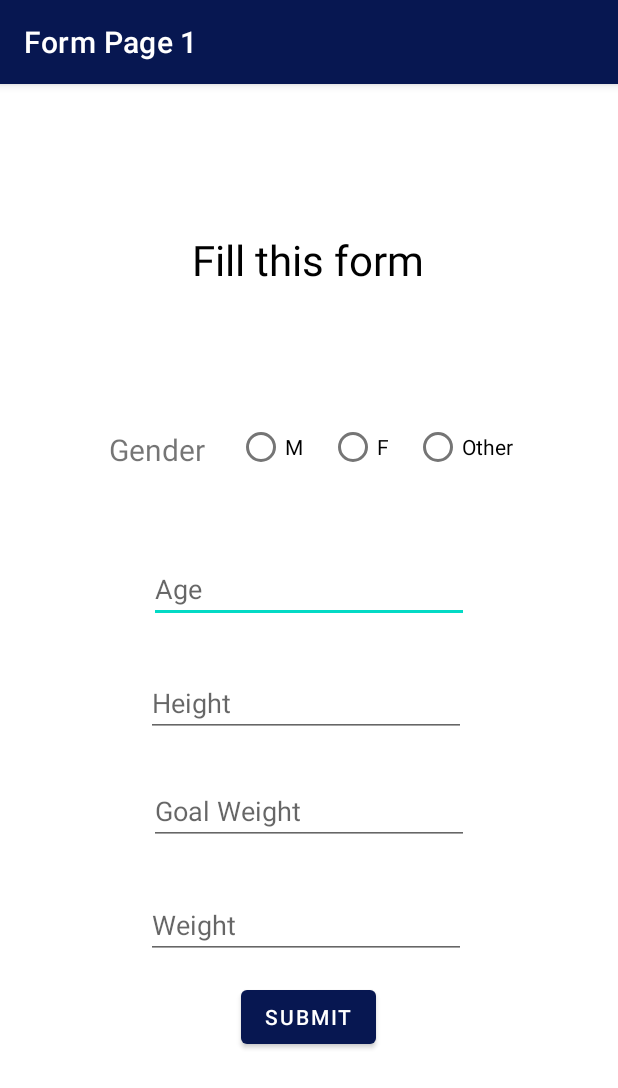
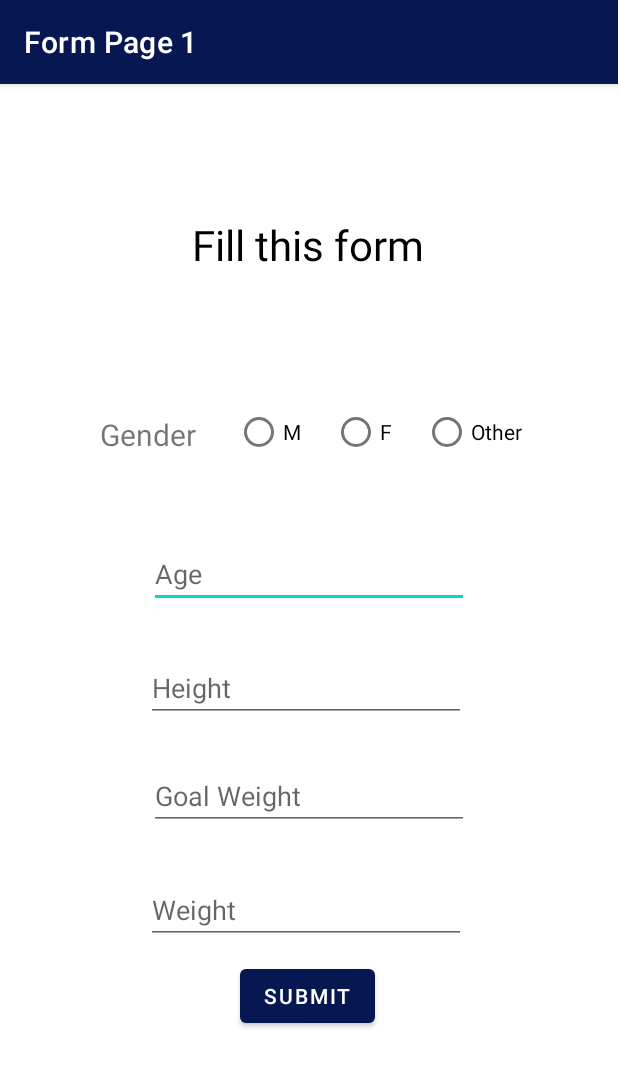
Before and after one commit to PoinaritaDiana/AndroidFitnessApp, an Android app: the FormPage1 screen opened directly, with no data from a screen before it, on a phone screen of 412 x 824 dp. Shown: the top 1088 px of the screen. Run offline under Robolectric (Android 15) with nearby library versions, the light colour scheme and no system bars; our stand-ins replace Room's generated code.

Commit message:
Motion Layout & CSV Workouts

```diff
--- a/FitnessApp/app/build.gradle
+++ b/FitnessApp/app/build.gradle
@@ -31,7 +31,8 @@ android {
 
 dependencies {
     implementation 'com.google.code.gson:gson:2.8.8'
-    implementation 'androidx.constraintlayout:constraintlayout:2.0.0-beta1'
+    implementation 'androidx.constraintlayout:constraintlayout:2.0.0-beta6'
+    implementation 'com.google.android.material:material:1.2.0-alpha03'
     implementation 'androidx.navigation:navigation-fragment:2.3.1'
     implementation 'androidx.navigation:navigation-ui:2.3.1'
     implementation 'androidx.legacy:legacy-support-v4:1.0.0'
--- a/FitnessApp/app/src/main/res/layout-land/activity_formpage1.xml
+++ b/FitnessApp/app/src/main/res/layout-land/activity_formpage1.xml
@@ -14,7 +14,7 @@
     android:gravity="center"
     android:orientation="vertical"
     android:padding="10dp"
-    app:layoutDescription="@xml/activity_formpage1_scene"
+    app:layoutDescription="@xml/activity_formpage1_xml_constraintlayout5_scene"
     tools:context=".FormPage1">
 
 
--- a/FitnessApp/app/src/main/res/layout/activity_formpage1.xml
+++ b/FitnessApp/app/src/main/res/layout/activity_formpage1.xml
@@ -1,22 +1,11 @@
 <?xml version="1.0" encoding="utf-8"?>
-<ScrollView
-    xmlns:android="http://schemas.android.com/apk/res/android"
-    android:layout_width="match_parent"
-    android:layout_height="match_parent"
-    android:fillViewport="true">
-<androidx.constraintlayout.motion.widget.MotionLayout
+<androidx.constraintlayout.widget.ConstraintLayout
     xmlns:android="http://schemas.android.com/apk/res/android"
     xmlns:app="http://schemas.android.com/apk/res-auto"
     xmlns:tools="http://schemas.android.com/tools"
-    android:id="@+id/linearLayout"
     android:layout_width="match_parent"
-    android:layout_height="fill_parent"
-    android:gravity="center"
-    android:orientation="vertical"
-    android:padding="10dp"
-    app:layoutDescription="@xml/activity_formpage1_scene"
-    tools:context=".FormPage1">
-
+    android:layout_height="match_parent"
+    android:orientation="vertical">
 
         <TextView
             android:id="@+id/title"
@@ -30,6 +19,7 @@
             app:layout_constraintHorizontal_bias="0.497"
             app:layout_constraintStart_toStartOf="parent"
             app:layout_constraintTop_toTopOf="parent" />
+
 
         <TextView
             android:id="@+id/gender"
@@ -54,7 +44,6 @@
             app:layout_constraintHorizontal_bias="0.431"
             app:layout_constraintStart_toStartOf="parent"
             app:layout_constraintTop_toTopOf="parent" />
-
 
         <RadioButton
             android:id="@+id/female"
@@ -130,16 +119,30 @@
             app:layout_constraintStart_toStartOf="parent"
             app:layout_constraintTop_toTopOf="parent" />
 
+
+    <androidx.constraintlayout.motion.widget.MotionLayout
+        android:id="@+id/constraintLayout5"
+        android:layout_width="407dp"
+        android:layout_height="181dp"
+        android:layout_marginStart="2dp"
+        android:layout_marginLeft="2dp"
+        android:layout_marginTop="584dp"
+        app:layoutDescription="@xml/activity_formpage1_xml_constraintlayout5_scene"
+        app:layout_constraintStart_toStartOf="parent"
+        app:layout_constraintTop_toTopOf="parent">
+
         <Button
             android:id="@+id/submitForm1"
             android:layout_width="wrap_content"
             android:layout_height="wrap_content"
-        android:layout_marginTop="592dp"
+            android:onClick="onClick"
             android:text="SUBMIT"
+            app:layout_constraintBottom_toBottomOf="parent"
             app:layout_constraintEnd_toEndOf="parent"
             app:layout_constraintHorizontal_bias="0.498"
             app:layout_constraintStart_toStartOf="parent"
-        app:layout_constraintTop_toTopOf="parent" />
+            app:layout_constraintTop_toTopOf="parent"
+            app:layout_constraintVertical_bias="0.12" />
+    </androidx.constraintlayout.motion.widget.MotionLayout>
 
-</androidx.constraintlayout.motion.widget.MotionLayout>
-</ScrollView>
+</androidx.constraintlayout.widget.ConstraintLayout>
--- a/FitnessApp/app/src/main/res/layout/activity_formresults.xml
+++ b/FitnessApp/app/src/main/res/layout/activity_formresults.xml
@@ -27,6 +27,6 @@
             android:layout_height="64dp"
             android:layout_marginTop="200dp"
             android:gravity="center"
-            android:text="Go to Profile" />
+            android:text="Open my 10 Days Plan" />
     </FrameLayout>
 </LinearLayout>
--- /dev/null
+++ b/FitnessApp/app/src/main/res/xml/activity_formpage1_xml_constraintlayout5_scene.xml
@@ -0,0 +1,38 @@
+<?xml version="1.0" encoding="utf-8"?>
+<MotionScene
+    xmlns:android="http://schemas.android.com/apk/res/android"
+    xmlns:motion="http://schemas.android.com/apk/res-auto">
+
+    <Transition
+        motion:constraintSetEnd="@+id/end"
+        motion:constraintSetStart="@id/start"
+        motion:duration="500">
+       <KeyFrameSet>
+       </KeyFrameSet>
+    </Transition>
+
+    <ConstraintSet android:id="@+id/start">
+        <Constraint
+            android:layout_height="wrap_content"
+            motion:layout_constraintStart_toStartOf="parent"
+            motion:layout_constraintHorizontal_bias="0.498"
+            motion:layout_constraintEnd_toEndOf="parent"
+            android:layout_width="wrap_content"
+            android:id="@+id/submitForm1"
+            motion:layout_constraintTop_toTopOf="parent"
+            motion:layout_editor_absoluteY="16dp" />
+    </ConstraintSet>
+
+    <ConstraintSet android:id="@+id/end">
+        <Constraint
+            android:layout_height="wrap_content"
+            motion:layout_constraintStart_toStartOf="parent"
+            motion:layout_constraintHorizontal_bias="0.498"
+            motion:layout_constraintEnd_toEndOf="parent"
+            android:layout_width="wrap_content"
+            android:id="@+id/submitForm1"
+            motion:layout_constraintTop_toTopOf="parent"
+            motion:layout_constraintBottom_toBottomOf="parent"
+            motion:layout_constraintVertical_bias="1.0" />
+    </ConstraintSet>
+</MotionScene>
--- a/FitnessApp/app/src/main/res/xml/activity_formpage1_scene.xml
+++ b/FitnessApp/app/src/main/res/xml/activity_formpage2_xml_constraintlayout_scene.xml
@@ -6,43 +6,39 @@
     <Transition
         motion:constraintSetEnd="@+id/end"
         motion:constraintSetStart="@id/start"
-        motion:duration="1500">
-        <KeyFrameSet>
-        </KeyFrameSet>
+        motion:duration="500">
+       <KeyFrameSet>
+       </KeyFrameSet>
     </Transition>
 
     <ConstraintSet android:id="@+id/start">
+        <Constraint
+            motion:layout_constraintEnd_toEndOf="parent"
+            android:layout_width="wrap_content"
+            android:layout_height="wrap_content"
+            motion:layout_constraintStart_toStartOf="parent"
+            motion:layout_editor_absoluteY="81dp"
+            android:id="@+id/submitForm2"
+            motion:layout_constraintTop_toTopOf="parent"
+            android:layout_marginTop="81dp" />
+    </ConstraintSet>
 
-
+    <ConstraintSet android:id="@+id/end">
         <Constraint
             android:layout_height="wrap_content"
             motion:layout_constraintStart_toStartOf="parent"
-            android:layout_marginTop="588dp"
-            motion:layout_constraintTop_toTopOf="parent"
-            motion:layout_constraintHorizontal_bias="0.498"
             motion:layout_constraintEnd_toEndOf="parent"
             android:layout_width="wrap_content"
-            android:id="@+id/submitForm1" />
-    </ConstraintSet>
-
-    <ConstraintSet android:id="@+id/end">
-
-
+            android:id="@+id/submitForm2"
+            motion:layout_constraintBottom_toBottomOf="parent"
+            motion:layout_editor_absoluteY="81dp" />
         <Constraint
-            android:id="@+id/submitForm1"
             motion:layout_constraintEnd_toEndOf="parent"
             android:layout_width="wrap_content"
             android:layout_height="wrap_content"
-            motion:layout_constraintHorizontal_bias="0.495"
             motion:layout_constraintStart_toStartOf="parent"
+            motion:layout_editor_absoluteY="81dp"
+            android:id="@+id/submitForm2"
             motion:layout_constraintBottom_toBottomOf="parent" />
-        <Constraint
-            android:id="@+id/submitForm1"
-            motion:layout_constraintEnd_toEndOf="parent"
-            android:layout_width="wrap_content"
-            android:layout_height="wrap_content"
-            motion:layout_constraintBottom_toBottomOf="parent"
-            motion:layout_constraintHorizontal_bias="0.495"
-            motion:layout_constraintStart_toStartOf="parent" />
     </ConstraintSet>
 </MotionScene>
```
Also changed, not shown: FitnessApp/app/src/main/assets/workouts.csv (+14 -5 lines), FitnessApp/app/src/main/java/com/example/fitnessapp/FormPage1.java (+37 -2 lines), FitnessApp/app/src/main/java/com/example/fitnessapp/FormPage2.java (+18 -4 lines), FitnessApp/app/src/main/java/com/example/fitnessapp/FormPage3.java (+17 -4 lines), FitnessApp/app/src/main/java/com/example/fitnessapp/FormPage4.java (+18 -4 lines), FitnessApp/app/src/main/res/layout/activity_formpage2.xml (+21 -8 lines), FitnessApp/app/src/main/res/layout/activity_formpage3.xml (+17 -8 lines), FitnessApp/app/src/main/res/layout/activity_formpage4.xml (+17 -8 lines), FitnessApp/app/src/main/res/xml/activity_formpage3_xml_constraintlayout2_scene.xml (added, +34 -0 lines), FitnessApp/app/src/main/res/xml/activity_formpage4_xml_constraintlayout3_scene.xml (added, +33 -0 lines). Lines whose indentation alone changed are shown as unchanged.
